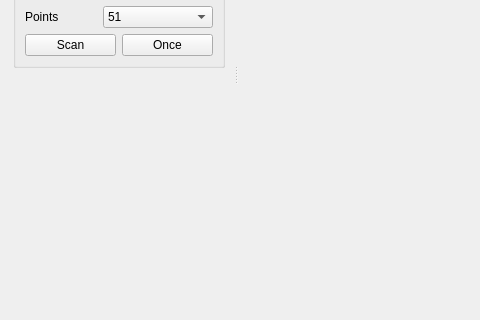
Qt form src/ui/mainwindow.ui (erikkaashoek/tinySA-app) before a commit; both pictures show x 0 to 480 and y 265 to 585 of the 1100 by 700 pixel window.
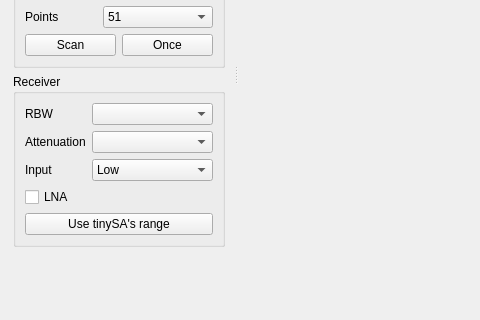
The same form after that commit. Custom widgets are drawn as their Qt base class.

Commit message: qt6 rewrite step 2: device controls, settings, clean stop

The edit to the form file:
```diff
--- a/src/ui/mainwindow.ui
+++ b/src/ui/mainwindow.ui
@@ -221,6 +221,83 @@
            </layout>
           </widget>
          </item>
+         <item>
+          <widget class="QGroupBox" name="receiverGroup">
+           <property name="title">
+            <string>Receiver</string>
+           </property>
+           <layout class="QFormLayout" name="receiverLayout">
+            <item row="0" column="0">
+             <widget class="QLabel" name="rbwLabel">
+              <property name="text">
+               <string>RBW</string>
+              </property>
+             </widget>
+            </item>
+            <item row="0" column="1">
+             <widget class="QComboBox" name="rbwCombo">
+              <property name="toolTip">
+               <string>Resolution bandwidth</string>
+              </property>
+             </widget>
+            </item>
+            <item row="1" column="0">
+             <widget class="QLabel" name="attenLabel">
+              <property name="text">
+               <string>Attenuation</string>
+              </property>
+             </widget>
+            </item>
+            <item row="1" column="1">
+             <widget class="QComboBox" name="attenCombo"/>
+            </item>
+            <item row="2" column="0">
+             <widget class="QLabel" name="inputLabel">
+              <property name="text">
+               <string>Input</string>
+              </property>
+             </widget>
+            </item>
+            <item row="2" column="1">
+             <widget class="QComboBox" name="inputCombo">
+              <property name="toolTip">
+               <string>tinySA input: LOW 0-350 MHz, HIGH 240-960 MHz</string>
+              </property>
+              <item>
+               <property name="text">
+                <string>Low</string>
+               </property>
+              </item>
+              <item>
+               <property name="text">
+                <string>High</string>
+               </property>
+              </item>
+             </widget>
+            </item>
+            <item row="3" column="0" colspan="2">
+             <widget class="QCheckBox" name="lnaCheck">
+              <property name="toolTip">
+               <string>Low noise amplifier (tinySA Ultra)</string>
+              </property>
+              <property name="text">
+               <string>LNA</string>
+              </property>
+             </widget>
+            </item>
+            <item row="4" column="0" colspan="2">
+             <widget class="QPushButton" name="deviceRangeButton">
+              <property name="toolTip">
+               <string>Sweep the range that was set on the tinySA itself</string>
+              </property>
+              <property name="text">
+               <string>Use tinySA's range</string>
+              </property>
+             </widget>
+            </item>
+           </layout>
+          </widget>
+         </item>
          <item>
           <spacer name="controlsSpacer">
            <property name="orientation">
```
The commit also changes 20 other files.
